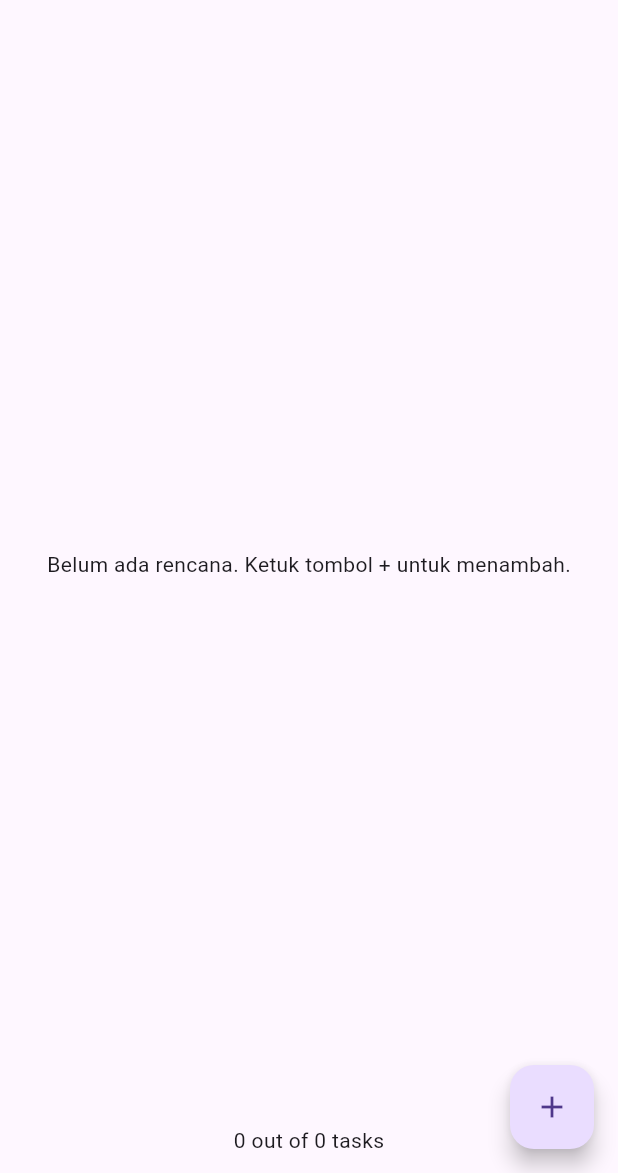
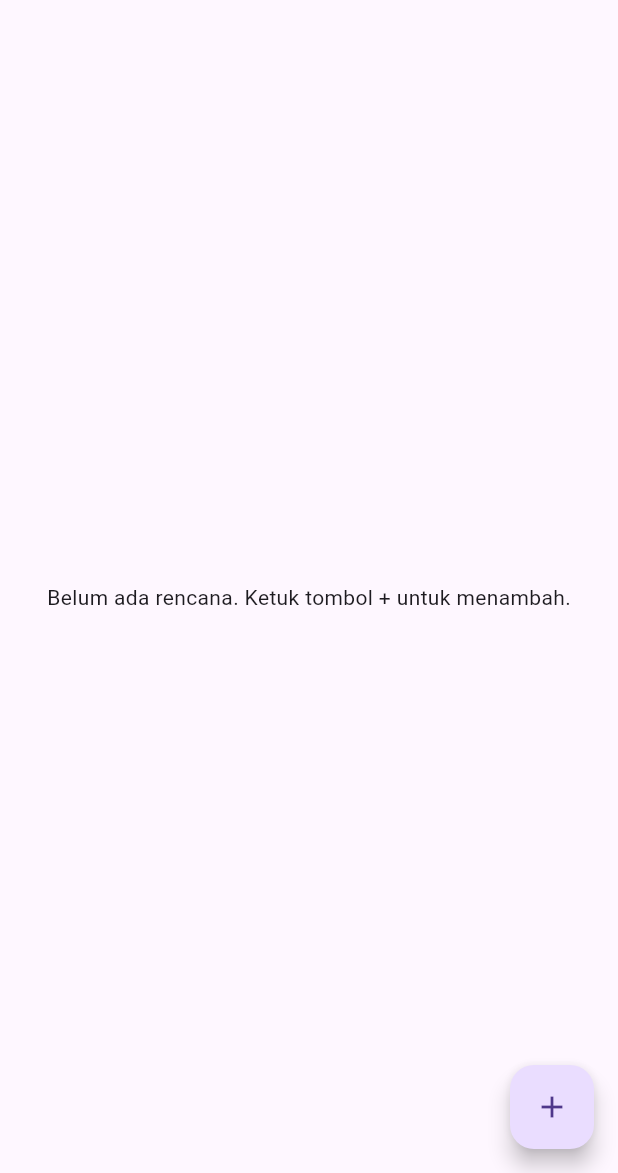
Before and after one commit to aqwenaaa/master_plan, a Flutter app: the screen it shows after launch, after a tap on the "add" icon, after a tap on the "close" icon, on a phone screen of 412 x 824 dp, the part 63-1236 px from its top. Run offline on Flutter 3.47's test engine with Material 3 defaults, Android fonts, the phone set to English and light mode, and no system bars.

Commit message:
Revert "Praktikum 1: Dasar State dengan Model-View"
This reverts commit 1c05519fbbee2115cf5aaa24f10b54d0bd47cbae.

```diff
--- a/lib/main.dart
+++ b/lib/main.dart
@@ -1,9 +1,7 @@
 import 'package:flutter/material.dart';
 import './views/plan_screen.dart';
-import './provider/plan_provider.dart';
-import './models/data_layer.dart';
 
-void main() => runApp(const MasterPlanApp());
+void main() => runApp(MasterPlanApp());
 
 class MasterPlanApp extends StatelessWidget {
   const MasterPlanApp({super.key});
@@ -11,11 +9,8 @@ class MasterPlanApp extends StatelessWidget {
   @override
   Widget build(BuildContext context) {
     return MaterialApp(
-      theme: ThemeData(primarySwatch: Colors.purple),
-      home: PlanProvider(
-        notifier: ValueNotifier<Plan>(const Plan()),
-        child: const PlanScreen(),
-      ),
+     theme: ThemeData(primarySwatch: Colors.purple),
+     home: PlanScreen(),
     );
   }
 }
--- a/lib/models/plan.dart
+++ b/lib/models/plan.dart
@@ -5,12 +5,4 @@ class Plan {
   final List<Task> tasks;
 
   const Plan({this.name = '', this.tasks = const []});
-
-  // Praktikum 2 — Langkah 3
-  int get completedCount => tasks
-      .where((task) => task.complete)
-      .length;
-
-  String get completenessMessage =>
-      '$completedCount out of ${tasks.length} tasks';
 }
--- a/lib/provider/plan_provider.dart
+++ /dev/null
@@ -1,13 +0,0 @@
-import 'package:flutter/material.dart';
-import '../models/data_layer.dart';
-
-class PlanProvider extends InheritedNotifier<ValueNotifier<Plan>> {
-  const PlanProvider({super.key, required Widget child, required
-   ValueNotifier<Plan> notifier})
-  : super(child: child, notifier: notifier);
-
-  static ValueNotifier<Plan> of(BuildContext context) {
-   return context.
-    dependOnInheritedWidgetOfExactType<PlanProvider>()!.notifier!;
-  }
-}
--- a/lib/views/plan_screen.dart
+++ b/lib/views/plan_screen.dart
@@ -1,7 +1,5 @@
-// lib/screens/plan_screen.dart
 import 'package:flutter/material.dart';
 import '../models/data_layer.dart';
-import '../provider/plan_provider.dart';
 
 class PlanScreen extends StatefulWidget {
   const PlanScreen({super.key});
@@ -11,7 +9,10 @@ class PlanScreen extends StatefulWidget {
 }
 
 class _PlanScreenState extends State<PlanScreen> {
-  // Langkah 10: ScrollController (boleh tanpa listener unfocus)
+  // Langkah 6: state utama
+  Plan plan = const Plan();
+
+  // Langkah 10: ScrollController (tanpa listener unfocus otomatis)
   late final ScrollController scrollController;
 
   @override
@@ -22,54 +23,39 @@ class _PlanScreenState extends State<PlanScreen> {
 
   @override
   Widget build(BuildContext context) {
-    final planNotifier = PlanProvider.of(context);
-
     return Scaffold(
+      // Ganti dengan nama panggilan Anda
       appBar: AppBar(title: const Text('Master Plan Aqueena Regita')),
-      // Langkah 8: ValueListenableBuilder membangun UI dari plan terkini
-      body: ValueListenableBuilder<Plan>(
-        valueListenable: planNotifier,
-        builder: (context, plan, child) {
-          return Column(
-            children: [
-              Expanded(child: _buildList(plan)), // Langkah 7
-              SafeArea( // Langkah 9
-                child: Padding(
-                  padding: const EdgeInsets.all(12.0),
-                  child: Text(plan.completenessMessage),
-                ),
-              ),
-            ],
-          );
-        },
-      ),
-      floatingActionButton: _buildAddTaskButton(context), // Langkah 5
+      body: _buildList(),
+      floatingActionButton: _buildAddTaskButton(),
     );
   }
 
-  // Langkah 5: pakai provider untuk menambah Task
-  Widget _buildAddTaskButton(BuildContext context) {
-    final planNotifier = PlanProvider.of(context);
+  // Langkah 7: tombol tambah task
+  Widget _buildAddTaskButton() {
     return FloatingActionButton(
       child: const Icon(Icons.add),
       onPressed: () {
-        final current = planNotifier.value;
-        planNotifier.value = Plan(
-          name: current.name,
-          tasks: List<Task>.from(current.tasks)..add(const Task()),
-        );
+        setState(() {
+          plan = Plan(
+            name: plan.name,
+            tasks: List<Task>.from(plan.tasks)..add(const Task()),
+          );
+        });
       },
     );
   }
 
-  // Langkah 7: _buildList menerima Plan
-  Widget _buildList(Plan plan) {
+  // Langkah 8 + 12: ListView dengan controller & keyboardDismissBehavior
+  Widget _buildList() {
     if (plan.tasks.isEmpty) {
       return const Center(
         child: Text('Belum ada rencana. Ketuk tombol + untuk menambah.'),
       );
     }
 
+    // Jika ingin paksa tutup keyboard saat user benar-benar drag,
+    // bisa dibalut NotificationListener<UserScrollNotification>.
     return ListView.builder(
       controller: scrollController,
       keyboardDismissBehavior:
@@ -80,27 +66,27 @@ class _PlanScreenState extends State<PlanScreen> {
       itemCount: plan.tasks.length,
       itemBuilder: (context, index) {
         final task = plan.tasks[index];
-        return _buildTaskTile(task, index, context); // Langkah 6
+        return _buildTaskTile(task, index);
       },
     );
   }
 
-  // Langkah 6: setiap baris task dimutasi via provider
-  Widget _buildTaskTile(Task task, int index, BuildContext context) {
-    final planNotifier = PlanProvider.of(context);
-    final fieldKey = ValueKey('task-field-$index'); // key stabil
+  // Langkah 9: setiap baris task dapat diedit & dicentang
+  Widget _buildTaskTile(Task task, int index) {
+    // KEY HARUS STABIL — jangan masukkan description/complete
+    final fieldKey = ValueKey('task-field-$index');
 
     return ListTile(
       leading: Checkbox(
         value: task.complete,
         onChanged: (checked) {
-          final current = planNotifier.value;
-          final newTasks = List<Task>.from(current.tasks);
-          newTasks[index] = Task(
-            description: task.description,
-            complete: checked ?? false,
+          _updateTaskAt(
+            index,
+            Task(
+              description: task.description,
+              complete: checked ?? false,
+            ),
           );
-          planNotifier.value = Plan(name: current.name, tasks: newTasks);
         },
       ),
       title: TextFormField(
@@ -115,27 +101,40 @@ class _PlanScreenState extends State<PlanScreen> {
           color: task.complete ? Colors.grey : null,
         ),
         onChanged: (text) {
-          final current = planNotifier.value;
-          final newTasks = List<Task>.from(current.tasks);
-          newTasks[index] = Task(
-            description: text,
-            complete: task.complete,
+          _updateTaskAt(
+            index,
+            Task(
+              description: text,
+              complete: task.complete,
+            ),
           );
-          planNotifier.value = Plan(name: current.name, tasks: newTasks);
         },
       ),
       trailing: IconButton(
         tooltip: 'Hapus',
         icon: const Icon(Icons.close),
-        onPressed: () {
-          final current = planNotifier.value;
-          final newTasks = List<Task>.from(current.tasks)..removeAt(index);
-          planNotifier.value = Plan(name: current.name, tasks: newTasks);
-        },
+        onPressed: () => _removeTaskAt(index),
       ),
     );
   }
 
+  // Helper immutable update
+  void _updateTaskAt(int index, Task newTask) {
+    setState(() {
+      final newTasks = List<Task>.from(plan.tasks);
+      newTasks[index] = newTask;
+      plan = Plan(name: plan.name, tasks: newTasks);
+    });
+  }
+
+  void _removeTaskAt(int index) {
+    setState(() {
+      final newTasks = List<Task>.from(plan.tasks)..removeAt(index);
+      plan = Plan(name: plan.name, tasks: newTasks);
+    });
+  }
+
+  // Langkah 13: bebaskan controller
   @override
   void dispose() {
     scrollController.dispose();
```
Also changed, not shown: images/praktikum1-2.png (deleted), images/praktikum1-3.png (deleted), images/praktikum1-4.png (deleted), images/praktikum1.gif (deleted), images/praktikum1.png (deleted).
